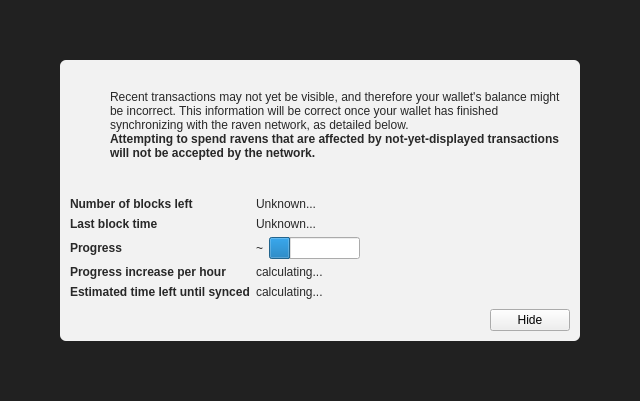
The window that src/qt/forms/modaloverlay.ui (mamafunny/Meowcoin) describes before a commit, drawn with Qt 5.
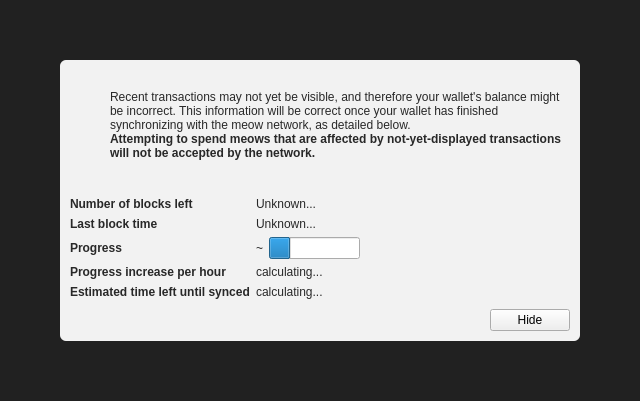
The same window after the commit. Icons and pictures are not drawn. Custom widgets are drawn as their Qt base class.

Commit message: big renaming session from raven -> meow

```diff
--- a/src/qt/forms/modaloverlay.ui
+++ b/src/qt/forms/modaloverlay.ui
@@ -130,7 +130,7 @@
              <item>
               <widget class="QLabel" name="infoText">
                <property name="text">
-                <string>Recent transactions may not yet be visible, and therefore your wallet's balance might be incorrect. This information will be correct once your wallet has finished synchronizing with the raven network, as detailed below.</string>
+                <string>Recent transactions may not yet be visible, and therefore your wallet's balance might be incorrect. This information will be correct once your wallet has finished synchronizing with the meow network, as detailed below.</string>
                </property>
                <property name="textFormat">
                 <enum>Qt::RichText</enum>
@@ -149,7 +149,7 @@
                 </font>
                </property>
                <property name="text">
-                <string>Attempting to spend ravens that are affected by not-yet-displayed transactions will not be accepted by the network.</string>
+                <string>Attempting to spend meows that are affected by not-yet-displayed transactions will not be accepted by the network.</string>
                </property>
                <property name="textFormat">
                 <enum>Qt::RichText</enum>
```
The commit also changes 911 other files.
